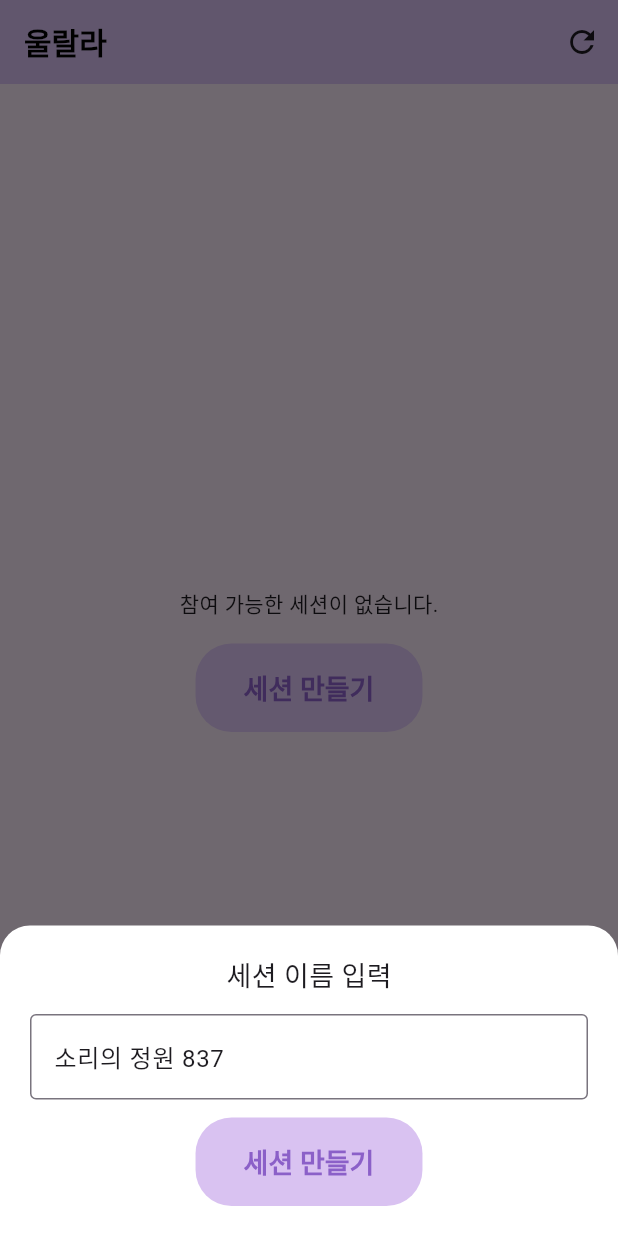
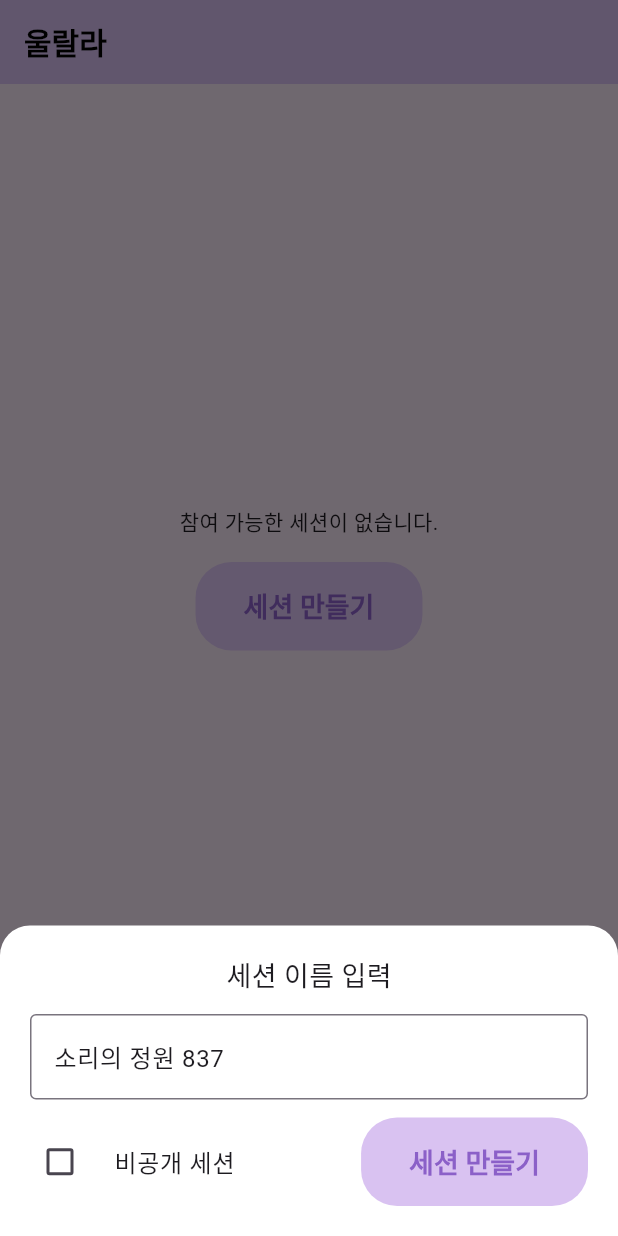
Before and after one commit to idlepoe/ulala_now2, a Flutter app: the screen it shows after launch, after a tap on "세션 만들기", on a phone screen of 412 x 824 dp. Run offline on Flutter 3.47's test engine with Material 3 defaults, Android fonts, the phone set to English and light mode, and no system bars; our stand-ins replace cached_network_image, cloud_firestore, dio, firebase_auth, firebase_core, firebase_storage and 11 more; missing offline and left inert: flutter_web_frame; accounts and stored records are empty; network calls fail; Roboto replaces fonts that are missing (MapoGoldenPier).

Commit message:
중간저장

```diff
--- a/lib/app/modules/home/controllers/home_controller.dart
+++ b/lib/app/modules/home/controllers/home_controller.dart
@@ -8,6 +8,7 @@ import 'package:shared_preferences/shared_preferences.dart';
 
 import '../../../data/models/session.dart';
 import '../../../data/utils/api_service.dart';
+import '../../../data/utils/logger.dart';
 import '../../../routes/app_pages.dart';
 
 class HomeController extends GetxController {
@@ -60,6 +61,7 @@ class HomeController extends GetxController {
     final defaultName = "$name $number";
 
     final controller = TextEditingController(text: defaultName);
+    final RxBool isPrivate = false.obs;
 
     Get.bottomSheet(
       Container(
@@ -81,16 +83,46 @@ class HomeController extends GetxController {
               ),
             ),
             const SizedBox(height: 12),
+            Row(
+              children: [
+                // 체크박스 + 텍스트
+                Expanded(
+                  child: Obx(
+                    () => CheckboxListTile(
+                      contentPadding: EdgeInsets.zero,
+                      title: const Text('비공개 세션'),
+                      value: isPrivate.value,
+                      onChanged: (val) {
+                        if (val != null) isPrivate.value = val;
+                      },
+                      controlAffinity: ListTileControlAffinity.leading,
+                    ),
+                  ),
+                ),
+
                 ElevatedButton(
                   onPressed: () async {
+                    try {
                       final name = controller.text.trim();
                       if (name.isEmpty) return;
+                      isLoading.value = true;
+                      Get.back();
 
-                Get.back();
-                final session = await ApiService.createSession(name);
+                      final session = await ApiService.createSession(
+                        name,
+                        isPrivate: isPrivate.value,
+                      );
+
                       joinSession(session.id);
+                    } catch (e) {
+                      logger.e(e);
+                    } finally {
+                      isLoading.value = false;
+                    }
                   },
                   child: const Text('세션 만들기'),
+                ),
+              ],
             ),
           ],
         ),
--- a/lib/app/modules/home/views/home_view.dart
+++ b/lib/app/modules/home/views/home_view.dart
@@ -1,6 +1,12 @@
 import 'package:flutter/material.dart';
 import 'package:get/get.dart';
 import 'package:ulala_now2/app/modules/home/controllers/home_controller.dart';
+
+import '../../../data/utils/logger.dart';
+
+import 'package:cached_network_image/cached_network_image.dart';
+
+import '../../session/widgets/session_loading_view.dart';
 
 class HomeView extends GetView<HomeController> {
   const HomeView({super.key});
@@ -11,74 +17,71 @@ class HomeView extends GetView<HomeController> {
 
     return Scaffold(
       appBar: AppBar(
-        title: Row(children: [const Text('울랄라')]),
+        title: const Text('울랄라'),
         actions: [
-          if (user != null)
-            Row(
-              children: [
-                Text(user.displayName ?? '익명'),
-                const SizedBox(width: 8),
-                if (user.photoURL != null)
-                  CircleAvatar(
+          if (user?.photoURL != null)
+            Padding(
+              padding: const EdgeInsets.only(right: 12),
+              child: CachedNetworkImage(
+                imageUrl: user!.photoURL!,
+                imageBuilder:
+                    (context, imageProvider) => CircleAvatar(
                       radius: 16,
-                    backgroundImage: NetworkImage(user.photoURL!),
+                      backgroundImage: imageProvider,
                     ),
-                const SizedBox(width: 8),
-              ],
+                placeholder:
+                    (_, __) => const CircleAvatar(
+                      radius: 16,
+                      child: CircularProgressIndicator(strokeWidth: 2),
                     ),
-          IconButton(
-            onPressed: () {
-              controller.fetchSessionList();
-            },
-            icon: Icon(Icons.refresh),
+                errorWidget:
+                    (_, __, ___) => const CircleAvatar(
+                      radius: 16,
+                      child: Icon(Icons.person),
+                    ),
+              ),
             ),
         ],
       ),
       body: Obx(() {
         if (controller.isLoading.value) {
-          return Center(
-            child: Column(
-              mainAxisSize: MainAxisSize.min,
-              children: [
-                Image.asset(
-                  'assets/images/icon-removebg.png',
-                  width: 120,
-                  height: 120,
-                ),
-                const SizedBox(height: 32),
-
-                // 🔽 고정 안내 문구
-                const Text(
-                  '세션 상태를 확인하는 중...',
-                  style: TextStyle(fontSize: 20, fontWeight: FontWeight.bold),
-                ),
-
-                const SizedBox(height: 12),
-
-                const CircularProgressIndicator(),
-              ],
-            ),
-          );
+          return const SessionLoadingView();
         }
 
         final sessions = controller.sessionList;
         if (sessions.isEmpty) {
-          return Center(
+          return RefreshIndicator(
+            onRefresh: controller.fetchSessionList, // ✅ 새로고침 동작
+            child: ListView(
+              physics: const AlwaysScrollableScrollPhysics(), // ✅ pull 가능하게
+              children: [
+                SizedBox(
+                  height:
+                      MediaQuery.of(context).size.height * 0.8, // 화면 중간 위치 정렬용
+                  child: Center(
                     child: Column(
                       mainAxisSize: MainAxisSize.min,
                       children: [
                         const Text('참여 가능한 세션이 없습니다.'),
                         const SizedBox(height: 16),
                         ElevatedButton(
-                  onPressed: () => controller.openCreateSessionSheet(context),
+                          onPressed:
+                              () => controller.openCreateSessionSheet(context),
                           child: const Text('세션 만들기'),
+                        ),
+                      ],
+                    ),
+                  ),
                 ),
               ],
             ),
           );
         }
 
-        return ListView.builder(
+        return RefreshIndicator(
+          onRefresh: controller.fetchSessionList,
+          child: ListView.builder(
+            physics: const AlwaysScrollableScrollPhysics(),
             itemCount: sessions.length,
             itemBuilder: (context, index) {
               final session = sessions[index];
@@ -88,6 +91,7 @@ class HomeView extends GetView<HomeController> {
                 onTap: () => controller.joinSession(session.id),
               );
             },
+          ),
         );
       }),
       floatingActionButton: FloatingActionButton(
--- a/lib/app/modules/session/widgets/current_track_card.dart
+++ b/lib/app/modules/session/widgets/current_track_card.dart
@@ -41,9 +41,10 @@ class CurrentTrackCard extends StatelessWidget {
                 child: Text(
                   track.title,
                   style: const TextStyle(
-                    fontSize: 18,
+                    fontSize: 16,
                     fontWeight: FontWeight.bold,
                   ),
+                  overflow: TextOverflow.ellipsis,
                   maxLines: 2,
                 ),
               ),
@@ -61,7 +62,7 @@ class CurrentTrackCard extends StatelessWidget {
           // 설명
           Text(
             track.description,
-            style: const TextStyle(color: Colors.black54),
+            style: const TextStyle(color: Colors.black54, fontSize: 12),
             maxLines: 2,
             overflow: TextOverflow.ellipsis,
           ),
@@ -72,6 +73,7 @@ class CurrentTrackCard extends StatelessWidget {
             minHeight: 6,
             backgroundColor: Colors.grey.shade200,
             color: Colors.blueAccent,
+            borderRadius: BorderRadius.circular(15),
           ),
           const SizedBox(height: 4),
           // 종료 시간 텍스트
```
Also changed, not shown: lib/app/data/utils/api_service.dart (+11 -3 lines), lib/app/modules/session/controllers/session_controller.dart (+56 -3 lines), lib/app/modules/session/views/session_app_bar.dart (+29 -0 lines), lib/app/modules/session/views/session_player_view.dart (+12 -6 lines), lib/app/modules/session/widgets/track_search_bottom_sheet.dart (+4 -4 lines), lib/app/modules/session/widgets/upcoming_track_tile.dart (+9 -2 lines), 5 other files. Lines whose indentation alone changed are shown as unchanged.
